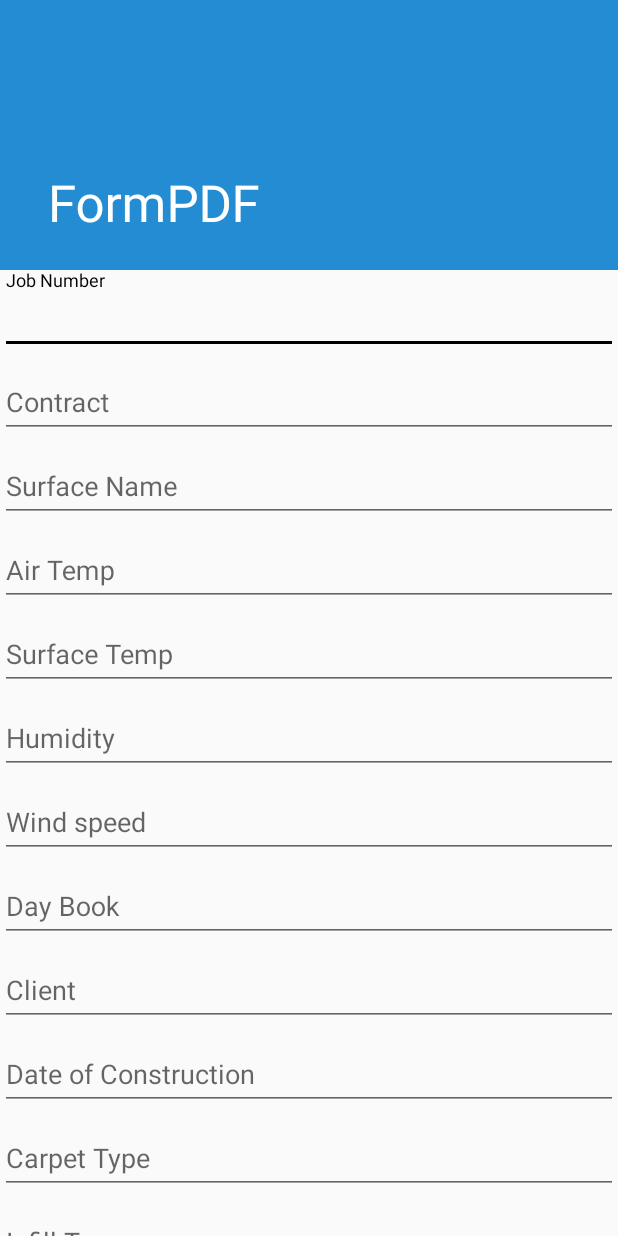
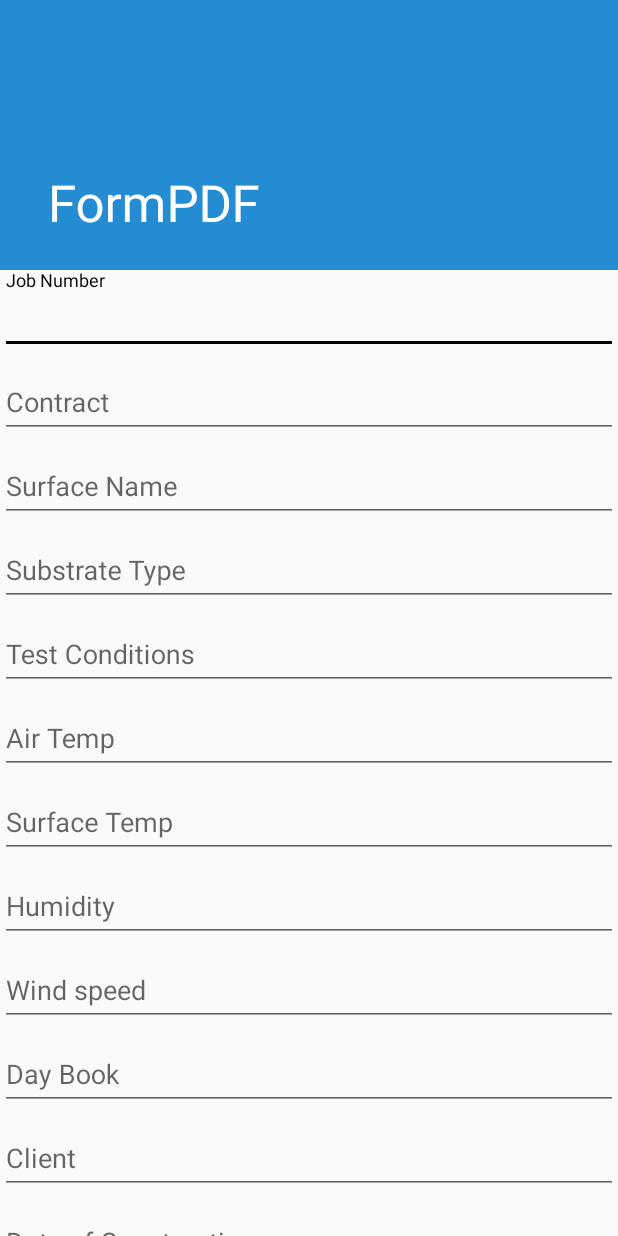
Before and after one commit to a-usov/Pitch-Testing-App, an Android app: the FormPDFActivity screen opened directly, with no data from a screen before it, on a phone screen of 412 x 824 dp. Run offline under Robolectric (Android 15) with nearby library versions, the phone set to English and light mode, and no system bars.

Commit message:
#61 adding missing fields in the form

```diff
--- a/SoundRecord/app/src/main/res/layout/content_form_pdf.xml
+++ b/SoundRecord/app/src/main/res/layout/content_form_pdf.xml
@@ -44,6 +44,28 @@
                 android:layout_width="match_parent"
                 android:layout_height="wrap_content"
                 android:hint="@string/surface_name" />
+        </android.support.design.widget.TextInputLayout>
+
+        <android.support.design.widget.TextInputLayout
+            android:id="@+id/substrate_type"
+            android:layout_width="match_parent"
+            android:layout_height="match_parent">
+
+            <android.support.design.widget.TextInputEditText
+                android:layout_width="match_parent"
+                android:layout_height="wrap_content"
+                android:hint="@string/substarte_type" />
+        </android.support.design.widget.TextInputLayout>
+
+        <android.support.design.widget.TextInputLayout
+            android:id="@+id/test_conditions"
+            android:layout_width="match_parent"
+            android:layout_height="match_parent">
+
+            <android.support.design.widget.TextInputEditText
+                android:layout_width="match_parent"
+                android:layout_height="wrap_content"
+                android:hint="@string/test_conditions" />
         </android.support.design.widget.TextInputLayout>
 
         <android.support.design.widget.TextInputLayout
--- a/SoundRecord/app/src/main/res/values/strings.xml
+++ b/SoundRecord/app/src/main/res/values/strings.xml
@@ -30,5 +30,7 @@
     <string name="lead_technician">Lead Technician</string>
     <string name="additional_technician">Additional Technician</string>
     <string name="uncertainty_measurement">Uncertainty Measurement</string>
+    <string name="substarte_type">Substrate Type</string>
+    <string name="test_conditions">Test Conditions</string>
     <string name="other_option">"Other (please specify)"</string>
 </resources>
```
